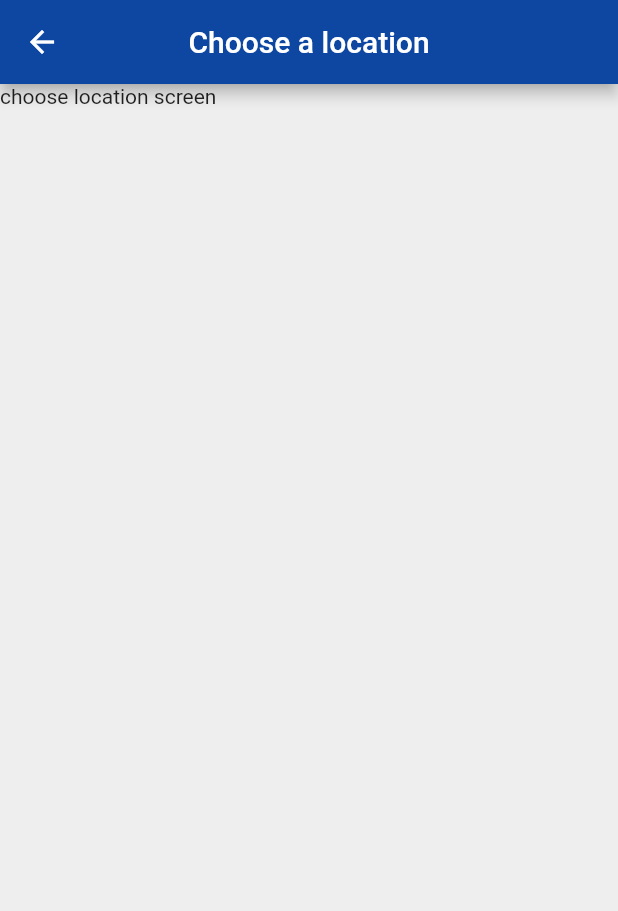
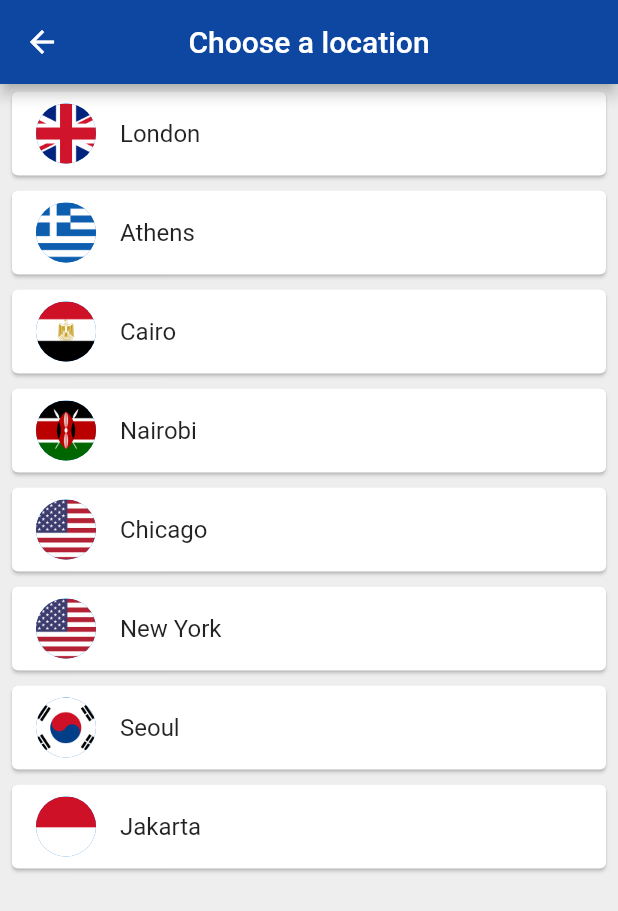
Before and after one commit to UedaTakeyuki/world_time, a Flutter app: the ChooseLocation screen opened by its route, on a phone screen of 412 x 824 dp. Shown: the top 911 px of the screen. Run offline on Flutter 3.47's test engine with Material 2 defaults, Android fonts, the phone set to English and light mode, and no system bars; our stand-ins replace flutter_spinkit; network calls fail.

Commit message:
lesson #34

```diff
--- a/lib/main.dart
+++ b/lib/main.dart
@@ -2,7 +2,6 @@ import 'package:flutter/material.dart';
 import 'package:world_time/pages/choose_location.dart';
 import 'package:world_time/pages/home.dart';
 import 'package:world_time/pages/loading.dart';
-import 'package:world_time/pages/choose_location.dart';
 
 void main() => runApp(MaterialApp(
   initialRoute: '/',
--- a/lib/pages/choose_location.dart
+++ b/lib/pages/choose_location.dart
@@ -1,4 +1,5 @@
 import 'package:flutter/material.dart';
+import 'package:world_time/services/world_time.dart';
 
 class ChooseLocation extends StatefulWidget {
   @override
@@ -6,6 +7,17 @@ class ChooseLocation extends StatefulWidget {
 }
 
 class _ChooseLocationState extends State<ChooseLocation> {
+
+  List<WorldTime> locations = [
+    WorldTime(url: 'Europe/London', location: 'London', flag: 'uk.png'),
+    WorldTime(url: 'Europe/Berlin', location: 'Athens', flag: 'greece.png'),
+    WorldTime(url: 'Africa/Cairo', location: 'Cairo', flag: 'egypt.png'),
+    WorldTime(url: 'Africa/Nairobi', location: 'Nairobi', flag: 'kenya.png'),
+    WorldTime(url: 'America/Chicago', location: 'Chicago', flag: 'usa.png'),
+    WorldTime(url: 'America/New_York', location: 'New York', flag: 'usa.png'),
+    WorldTime(url: 'Asia/Seoul', location: 'Seoul', flag: 'south_korea.png'),
+    WorldTime(url: 'Asia/Jakarta', location: 'Jakarta', flag: 'indonesia.png'),
+  ];
 
   @override
   Widget build(BuildContext context) {
@@ -16,7 +28,24 @@ class _ChooseLocationState extends State<ChooseLocation> {
         title: Text('Choose a location'),
         centerTitle: true,
       ),
-      body: Text('choose location screen'),
+      body: ListView.builder(
+        itemCount: locations.length,
+        itemBuilder: (context, index){
+          return Padding(
+            padding: const EdgeInsets.symmetric(vertical: 1.0, horizontal: 4.0),
+            child: Card(
+              child: ListTile(
+                onTap: (){
+                  print(locations[index].location);
+                },
+                title: Text(locations[index].location),
+                leading: CircleAvatar(
+                  backgroundImage: AssetImage('assets/${locations[index].flag}'),
+                ),
+              ),
+            ),
+          );
+        }),
     );
   }
 }
```
Also changed, not shown: assets/egypt.png (added), assets/germany.png (added), assets/greece.png (added), assets/indonesia.png (added), assets/kenya.png (added), assets/south_korea.png (added), assets/uk.png (added), assets/usa.png (added).
